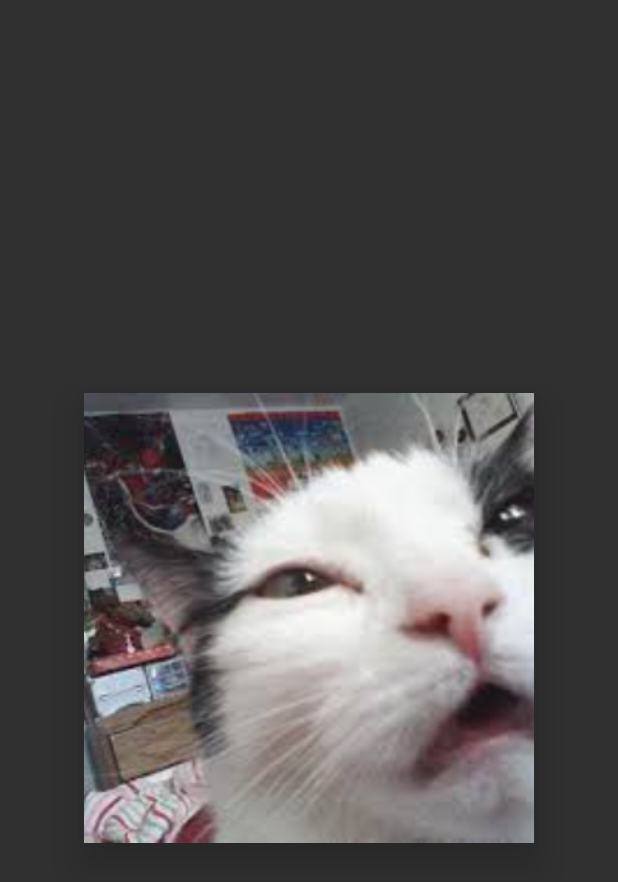
After one commit to Wolox/wolmo-cookbook-android, an Android app: the layout item_recipe_image.xml on its own in the app's theme, with its tools: preview values and no code run, on a phone screen of 412 x 824 dp. The commit adds this screen. Shown: the top 882 px of the screen. Run offline under Robolectric (Android 15) with nearby library versions, the phone set to English and light mode, and no system bars.

Commit message:
Show recipe carousel with example images

```diff
--- /dev/null
+++ b/app/src/main/res/drawable/bg_recipe_picker_grey.xml
@@ -0,0 +1,6 @@
+<?xml version="1.0" encoding="utf-8"?>
+<bitmap
+    xmlns:android="http://schemas.android.com/apk/res/android"
+    android:src="@drawable/bg_recipe_picker"
+    android:tint="@android:color/darker_gray"
+    android:tintMode="add"/>
--- /dev/null
+++ b/app/src/main/res/layout/item_recipe_image.xml
@@ -0,0 +1,20 @@
+<?xml version="1.0" encoding="utf-8"?>
+<FrameLayout
+    xmlns:android="http://schemas.android.com/apk/res/android"
+    xmlns:tools="http://schemas.android.com/tools"
+    android:layout_width="match_parent"
+    android:layout_height="match_parent"
+    android:layout_gravity="center">
+
+    <ImageView
+        android:id="@+id/vItemRecipeImage"
+        android:layout_width="@dimen/recipe_image"
+        android:layout_height="@dimen/recipe_image"
+        android:layout_gravity="center"
+        android:elevation="@dimen/spacing_large"
+        android:outlineProvider="bounds"
+        android:scaleType="centerCrop"
+        tools:src="@drawable/bg_falopa_cat"
+        tools:ignore="ContentDescription" />
+
+</FrameLayout>
--- a/app/src/main/res/values/dimens.xml
+++ b/app/src/main/res/values/dimens.xml
@@ -44,6 +44,15 @@
     <dimen name="font_large_extra">20sp</dimen>
     <dimen name="font_big">22sp</dimen>
     <dimen name="font_huge">24sp</dimen>
+    <dimen name="font_huge_extra">26sp</dimen>
 
-    <!-- Add your custom dimens here -->
+    <!-- Recipe Picker -->
+    <dimen name="recipe_picker_selection_padding">50dp</dimen>
+
+    <!-- Carousel effect -->
+    <dimen name="carousel_effect_max_translate_x">180dp</dimen>
+
+    <!-- Recipe Image -->
+    <dimen name="recipe_image">300dp</dimen>
+
 </resources>
--- a/app/src/main/res/values/strings.xml
+++ b/app/src/main/res/values/strings.xml
@@ -1,3 +1,6 @@
 <resources>
 
+    <!-- General -->
+    <string name="app_title">Wolmo Android\nCookbook</string>
+
 </resources>
```
Also changed, not shown: app/src/main/java/ar/com/wolox/android/cookbook/recipepicker/CarouselEffectTransformer.kt (added, +26 -0 lines), app/src/main/java/ar/com/wolox/android/cookbook/recipepicker/ImageViewPager.kt (added, +27 -0 lines), app/src/main/java/ar/com/wolox/android/cookbook/recipepicker/RecipePickerFragment.kt (+10 -12 lines), app/src/main/res/layout/fragment_recipe_picker.xml (added, +38 -0 lines), app/src/main/res/drawable/bg_falopa_cat.jpeg (added), app/src/main/res/drawable/bg_recipe_picker.jpg (added), app/src/main/res/drawable/bg_sunglasses_cat.jpg (added), app/src/main/res/drawable/bg_surprised_cat.jpg (added), app/src/main/res/drawable/bg_yawning_cat.png (added), app/src/main/res/drawable/ic_android_cook.png (added), app/src/main/res/font/coookie.ttf (added).
